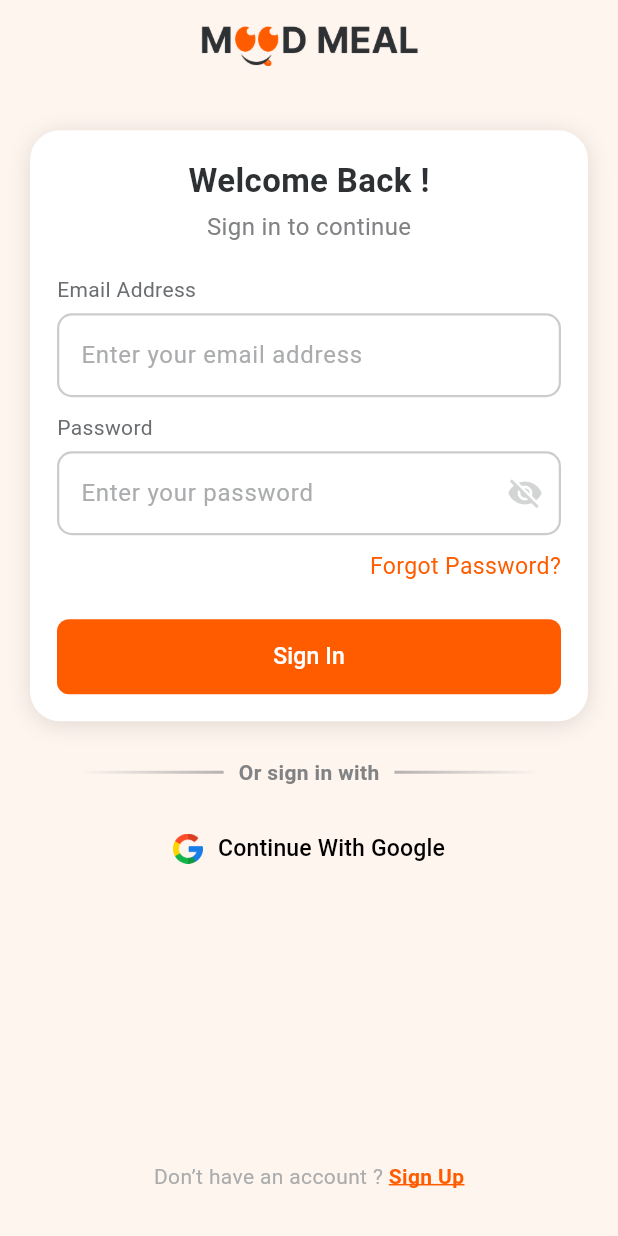
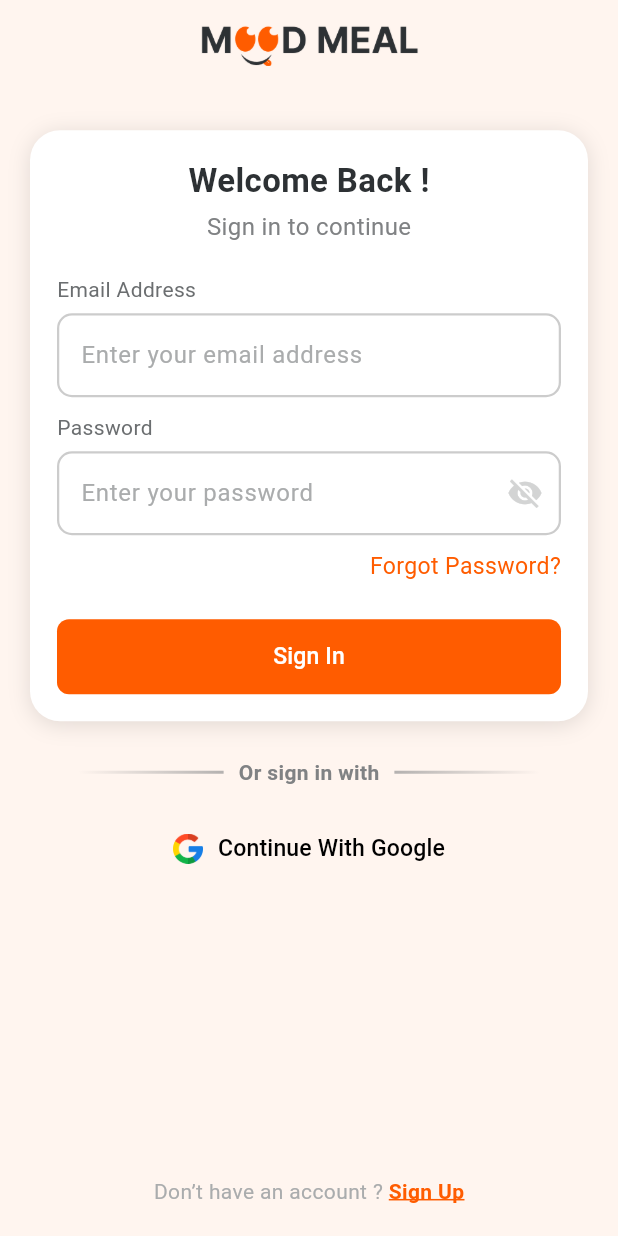
Before and after one commit to MihirParmar-Dignizant/mood-meal, a Flutter app: the screen it shows after launch, on a phone screen of 412 x 824 dp. Run offline on Flutter 3.47's test engine with Material 3 defaults, Android fonts, the phone set to English and light mode, and no system bars; our stand-ins replace firebase_core, flutter_screenutil, flutter_svg, google_sign_in, lottie, shared_preferences; accounts and stored records are empty.

Commit message:
mood meal

```diff
--- a/lib/screens/auth/signIn/view/signin_screen.dart
+++ b/lib/screens/auth/signIn/view/signin_screen.dart
@@ -28,20 +28,17 @@ class _SignInScreenState extends State<SignInScreen> {
   Widget build(BuildContext context) {
     return Scaffold(
       backgroundColor: AppColors.primary100,
+      resizeToAvoidBottomInset: false,
       appBar: const CustomTopAppBar(isImage: true, label: ""),
-      body: LayoutBuilder(
-        builder: (context, constraints) {
-          return SingleChildScrollView(
+      body: Column(
+        children: [
+          Expanded(
+            child: SingleChildScrollView(
               padding: const EdgeInsets.symmetric(horizontal: 20),
-            child: ConstrainedBox(
-              constraints: BoxConstraints(minHeight: constraints.maxHeight),
-              child: IntrinsicHeight(
               child: Column(
                 crossAxisAlignment: CrossAxisAlignment.center,
                 children: [
                   const SizedBox(height: 30),
-
-                    // Card with form
                   Form(
                     key: formKey,
                     child: Container(
@@ -120,13 +117,11 @@ class _SignInScreenState extends State<SignInScreen> {
                             text: "Sign In",
                             backgroundColor: AppColors.primary1000,
                             textColor: Colors.white,
-
                             onPressed: () async {
                               if (!formKey.currentState!.validate()) {
                                 showCustomSnackBar(
                                   context,
-                                    message:
-                                        "Please fill all fields correctly.",
+                                  message: "Please fill all fields correctly.",
                                   icon: Icons.warning_amber_outlined,
                                   backgroundColor: AppColors.red,
                                 );
@@ -144,9 +139,6 @@ class _SignInScreenState extends State<SignInScreen> {
                               if (!context.mounted) return;
 
                               if (response != null) {
-                                  // Save token locally using shared_preferences or secure_storage if needed
-                                  // await storage.write(key: "token", value: response.token);
-
                                 showCustomSnackBar(
                                   context,
                                   message: "Login Successful!",
@@ -160,7 +152,7 @@ class _SignInScreenState extends State<SignInScreen> {
 
                                 Navigator.pushReplacementNamed(
                                   context,
-                                    Routes.mainHome,
+                                  Routes.dietary,
                                 );
                               } else {
                                 showCustomSnackBar(
@@ -176,12 +168,9 @@ class _SignInScreenState extends State<SignInScreen> {
                       ),
                     ),
                   ),
-
                   const SizedBox(height: 24),
                   const OrDivider(text: "Or sign in with"),
                   const SizedBox(height: 16),
-
-                    // ✅ Google Sign-In Button
                   buildButton(
                     text: "Continue With Google",
                     isGoogle: true,
@@ -198,9 +187,7 @@ class _SignInScreenState extends State<SignInScreen> {
                           backgroundColor: AppColors.green,
                         );
 
-                          await Future.delayed(
-                            const Duration(milliseconds: 800),
-                          );
+                        await Future.delayed(const Duration(milliseconds: 800));
                         Navigator.pushReplacementNamed(
                           context,
                           Routes.mainHome,
@@ -215,24 +202,24 @@ class _SignInScreenState extends State<SignInScreen> {
                       }
                     },
                   ),
+                  const SizedBox(height: 20),
+                ],
+              ),
+            ),
+          ),
 
-                    const Spacer(),
-                    const SizedBox(height: 20),
-
-                    // Sign Up Footer
-                    Row(
+          // Fixed Footer
+          Padding(
+            padding: const EdgeInsets.only(bottom: 20),
+            child: Row(
               mainAxisAlignment: MainAxisAlignment.center,
               children: [
                 Text(
                   "Don’t have an account ? ",
-                          style: TextStyle(
-                            color: AppColors.secondary400,
-                            fontSize: 14,
-                          ),
+                  style: TextStyle(color: AppColors.secondary400, fontSize: 14),
                 ),
                 GestureDetector(
-                          onTap:
-                              () => Navigator.pushNamed(context, Routes.signUp),
+                  onTap: () => Navigator.pushNamed(context, Routes.signUp),
                   child: Text(
                     "Sign Up",
                     style: TextStyle(
@@ -247,13 +234,8 @@ class _SignInScreenState extends State<SignInScreen> {
                 ),
               ],
             ),
-                    const SizedBox(height: 30),
+          ),
         ],
-                ),
-              ),
-            ),
-          );
-        },
       ),
     );
   }
--- a/lib/screens/splash_screen.dart
+++ b/lib/screens/splash_screen.dart
@@ -27,7 +27,7 @@ class _SplashScreenState extends State<SplashScreen> {
     if (isLoggedIn) {
       Navigator.pushNamedAndRemoveUntil(
         context,
-        Routes.dietary,
+        Routes.mainHome,
         (route) => false, // removes all previous routes
       );
     } else {
@@ -41,8 +41,6 @@ class _SplashScreenState extends State<SplashScreen> {
 
   @override
   Widget build(BuildContext context) {
-    // final height = MediaQuery.of(context).size.height;
-
     return Scaffold(
       backgroundColor: AppColors.primary100,
       body: Padding(
--- a/lib/services/api/api_services.dart
+++ b/lib/services/api/api_services.dart
@@ -61,6 +61,11 @@ class ApiService {
     }
 
     final url = Uri.parse('${ApiConstant.baseUrl}${ApiConstant.dietType}');
+
+    //https://mood-meal-backend.onrender.com/api/v1/onboarding/dietType
+
+    debugPrint('api name :  ${ApiConstant.baseUrl}${ApiConstant.dietType}');
+    debugPrint('token :  $token');
 
     try {
       final response = await http.put(
```
Also changed, not shown: lib/screens/auth/email_send_screen.dart (+8 -12 lines), lib/screens/auth/forgot_password_screen.dart (+6 -5 lines), lib/screens/auth/reset_password_screen.dart (+10 -28 lines), lib/screens/auth/signUp/view/signup_screen.dart (+9 -24 lines), lib/services/authentication.dart (+35 -8 lines). Lines whose indentation alone changed are shown as unchanged.
